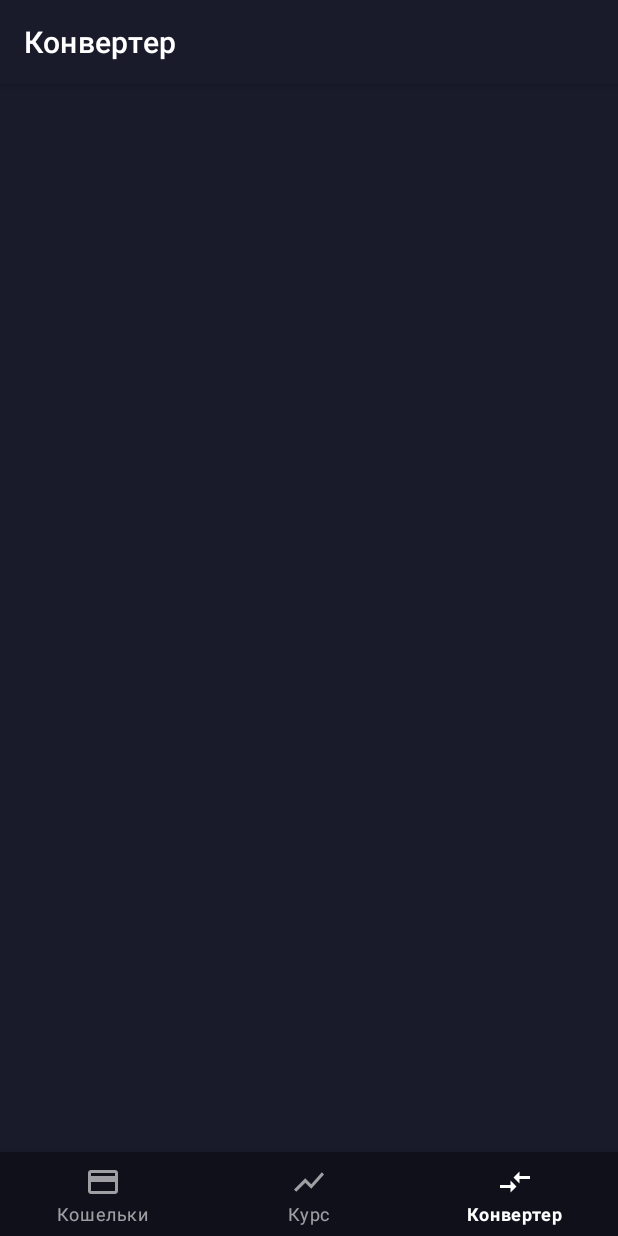
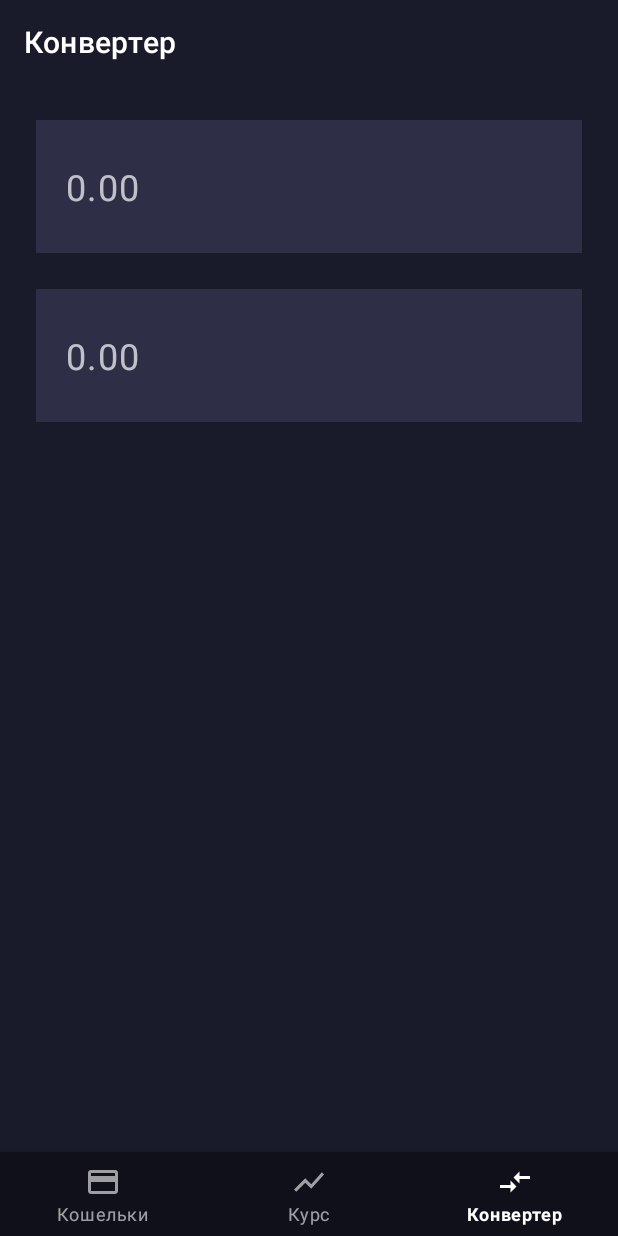
Before and after one commit to rbln1/LoftCoin, an Android app: the ConverterFragment screen opened through its navigation route, on a phone screen of 412 x 824 dp. Run offline under Robolectric (Android 15) with nearby library versions, the phone set to English and light mode, and no system bars; our stand-ins replace navigation-ui.

Commit message:
The first task was completed. Created three activities and three fragments.

```diff
--- a/app/build.gradle
+++ b/app/build.gradle
@@ -32,13 +32,14 @@ android {
         sourceCompatibility JavaVersion.VERSION_1_8
         targetCompatibility JavaVersion.VERSION_1_8
     }
-
 }
 
 dependencies {
     implementation 'org.jetbrains:annotations:16.0.1'
+
+    implementation 'com.google.android.material:material:1.1.0'
+
     implementation 'androidx.appcompat:appcompat:1.1.0'
-    implementation 'com.google.android.material:material:1.1.0'
     implementation 'androidx.constraintlayout:constraintlayout:2.0.0-beta4'
     implementation 'androidx.preference:preference:1.1.1'
     implementation 'androidx.recyclerview:recyclerview:1.1.0'
--- a/app/src/main/res/layout/activity_main.xml
+++ b/app/src/main/res/layout/activity_main.xml
@@ -9,6 +9,7 @@
         android:layout_width="0dp"
         android:layout_height="wrap_content"
         android:theme="?attr/actionBarTheme"
+        app:elevation="0dp"
         app:layout_constraintTop_toTopOf="parent"
         app:layout_constraintStart_toStartOf="parent"
         app:layout_constraintEnd_toEndOf="parent" >
--- a/app/src/main/res/layout/activity_splash.xml
+++ b/app/src/main/res/layout/activity_splash.xml
@@ -7,7 +7,7 @@
     <ImageView
         android:layout_width="wrap_content"
         android:layout_height="wrap_content"
-        android:translationX="-100dp"
+        android:translationX="-110dp"
         app:layout_constraintTop_toTopOf="parent"
         app:layout_constraintLeft_toLeftOf="parent"
         android:src="@drawable/image_splash_two" />
--- a/app/src/main/res/layout/fragment_converter.xml
+++ b/app/src/main/res/layout/fragment_converter.xml
@@ -1,18 +1,91 @@
 <?xml version="1.0" encoding="utf-8"?>
-<androidx.constraintlayout.widget.ConstraintLayout xmlns:android="http://schemas.android.com/apk/res/android"
-    xmlns:app="http://schemas.android.com/apk/res-auto"
+<LinearLayout xmlns:android="http://schemas.android.com/apk/res/android"
     xmlns:tools="http://schemas.android.com/tools"
     android:layout_width="match_parent"
-    android:layout_height="match_parent" >
+    android:layout_height="match_parent"
+    android:orientation="vertical"
+    android:padding="24dp"
+    tools:ignore="Autofill">
 
-    <TextView
-        android:layout_width="wrap_content"
+    <LinearLayout
+        android:layout_width="match_parent"
         android:layout_height="wrap_content"
-        app:layout_constraintTop_toTopOf="parent"
-        app:layout_constraintStart_toStartOf="parent"
-        app:layout_constraintEnd_toEndOf="parent"
-        app:layout_constraintBottom_toBottomOf="parent"
-        tools:text="Converter Fragment" />
+        android:background="@color/dark_five"
+        android:gravity="center_vertical"
+        android:orientation="horizontal">
 
+        <EditText
+            android:id="@+id/fragment_converter_start_currency_value"
+            android:layout_width="0dp"
+            android:layout_height="wrap_content"
+            android:layout_weight="1"
+            android:background="@null"
+            android:hint="@string/zero_of_currency"
+            android:inputType="numberDecimal"
+            android:padding="28dp"
+            android:paddingStart="20dp"
+            android:textAppearance="?attr/textAppearanceHeadline2"
+            tools:text="1.23" />
 
-</androidx.constraintlayout.widget.ConstraintLayout>
+        <ImageView
+            android:id="@+id/fragment_converter_start_currency_image"
+            android:layout_width="18dp"
+            android:layout_height="18dp"
+            android:layout_gravity="center_vertical|end"
+            android:layout_marginEnd="15dp"
+            android:scaleType="centerCrop"
+            tools:src="@tools:sample/avatars" />
+
+        <TextView
+            android:id="@+id/fragment_converter_start_currency_name"
+            android:layout_width="wrap_content"
+            android:layout_height="match_parent"
+            android:gravity="center_vertical"
+            android:minEms="4"
+            android:textAppearance="?attr/textAppearanceHeadline4"
+            tools:text="BTC" />
+
+    </LinearLayout>
+
+    <LinearLayout
+        android:layout_width="match_parent"
+        android:layout_height="wrap_content"
+        android:layout_marginTop="24dp"
+        android:background="@color/dark_five"
+        android:gravity="center_vertical"
+        android:orientation="horizontal">
+
+        <EditText
+            android:id="@+id/fragment_converter_end_currency_value"
+            android:layout_width="0dp"
+            android:layout_height="wrap_content"
+            android:layout_weight="1"
+            android:background="@null"
+            android:hint="@string/zero_of_currency"
+            android:inputType="numberDecimal"
+            android:padding="28dp"
+            android:paddingStart="20dp"
+            android:textAppearance="?attr/textAppearanceHeadline2"
+            tools:text="1.23" />
+
+        <ImageView
+            android:id="@+id/fragment_converter_end_currency_image"
+            android:layout_width="18dp"
+            android:layout_height="18dp"
+            android:layout_gravity="center_vertical|end"
+            android:layout_marginEnd="15dp"
+            android:scaleType="centerCrop"
+            tools:src="@tools:sample/avatars" />
+
+        <TextView
+            android:id="@+id/fragment_converter_end_currency_name"
+            android:layout_width="wrap_content"
+            android:layout_height="match_parent"
+            android:gravity="center_vertical"
+            android:minEms="4"
+            android:textAppearance="?attr/textAppearanceHeadline4"
+            tools:text="ETH" />
+
+    </LinearLayout>
+
+</LinearLayout>
--- a/app/src/main/res/values/strings.xml
+++ b/app/src/main/res/values/strings.xml
@@ -13,5 +13,6 @@
     <string name="wallets">Кошельки</string>
     <string name="rates">Курс</string>
     <string name="converter">Конвертер</string>
+    <string name="zero_of_currency">0.00</string>
 
 </resources>
```
Also changed, not shown: app/src/main/res/layout/fragment_rates.xml (+4 -15 lines), app/src/main/res/layout/item_rate.xml (+7 -4 lines), app/src/main/res/layout/item_transaction.xml (+6 -3 lines), app/src/main/res/layout/item_wallet.xml (+9 -10 lines), app/src/main/res/layout/item_welcome.xml (+11 -11 lines).
